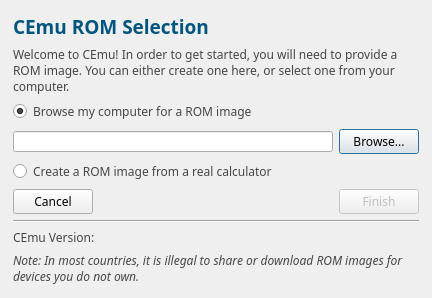
CE-Programming/CEmu, file gui/qt/romselection.ui: the form before one commit.
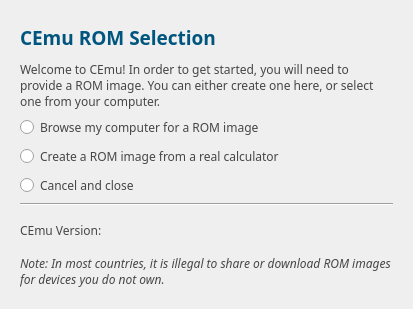
The form after the commit. The open tabs and pages were chosen to show the change. Icons and pictures are not drawn. Custom widgets are drawn as their Qt base class.

Commit message: Change ROM wizard interface (Also fix #105) This also allows for support of ROMs that may not be configured exactly to what they need to be. See Issue #68

What changed in the file:
```diff
--- a/gui/qt/romselection.ui
+++ b/gui/qt/romselection.ui
@@ -9,12 +9,12 @@
    <rect>
     <x>0</x>
     <y>0</y>
-    <width>432</width>
-    <height>298</height>
+    <width>413</width>
+    <height>309</height>
    </rect>
   </property>
   <property name="sizePolicy">
-   <sizepolicy hsizetype="Preferred" vsizetype="Preferred">
+   <sizepolicy hsizetype="MinimumExpanding" vsizetype="MinimumExpanding">
     <horstretch>0</horstretch>
     <verstretch>0</verstretch>
    </sizepolicy>
@@ -31,6 +31,12 @@
     <height>16777215</height>
    </size>
   </property>
+  <property name="sizeIncrement">
+   <size>
+    <width>0</width>
+    <height>0</height>
+   </size>
+  </property>
   <property name="windowTitle">
    <string>CEmu Setup</string>
   </property>
@@ -44,19 +50,7 @@
   <property name="modal">
    <bool>true</bool>
   </property>
-  <layout class="QVBoxLayout" name="verticalLayout_5">
-   <property name="leftMargin">
-    <number>4</number>
-   </property>
-   <property name="topMargin">
-    <number>4</number>
-   </property>
-   <property name="rightMargin">
-    <number>4</number>
-   </property>
-   <property name="bottomMargin">
-    <number>4</number>
-   </property>
+  <layout class="QVBoxLayout" name="verticalLayout_4">
    <item>
     <widget class="QStackedWidget" name="stackedWidget">
      <property name="sizePolicy">
@@ -111,23 +105,110 @@
       <enum>QFrame::Plain</enum>
      </property>
      <property name="currentIndex">
-      <number>0</number>
+      <number>2</number>
      </property>
      <widget class="QWidget" name="page0">
       <property name="minimumSize">
        <size>
         <width>0</width>
-        <height>290</height>
+        <height>0</height>
        </size>
       </property>
       <property name="maximumSize">
        <size>
         <width>16777215</width>
-        <height>290</height>
+        <height>16777215</height>
        </size>
       </property>
-      <layout class="QVBoxLayout" name="verticalLayout_2">
-       <item>
+      <layout class="QGridLayout" name="gridLayout">
+       <item row="5" column="0">
+        <widget class="QLabel" name="label_2">
+         <property name="font">
+          <font>
+           <weight>50</weight>
+           <italic>true</italic>
+           <bold>false</bold>
+          </font>
+         </property>
+         <property name="text">
+          <string>Note: In most countries, it is illegal to share or download ROM images for devices you do not own. </string>
+         </property>
+         <property name="wordWrap">
+          <bool>true</bool>
+         </property>
+        </widget>
+       </item>
+       <item row="3" column="0">
+        <widget class="Line" name="line">
+         <property name="orientation">
+          <enum>Qt::Horizontal</enum>
+         </property>
+        </widget>
+       </item>
+       <item row="2" column="0">
+        <layout class="QHBoxLayout" name="horizontalLayout">
+         <item>
+          <layout class="QVBoxLayout" name="verticalLayout_5">
+           <item>
+            <widget class="QRadioButton" name="radioBrowse">
+             <property name="sizePolicy">
+              <sizepolicy hsizetype="Preferred" vsizetype="Preferred">
+               <horstretch>0</horstretch>
+               <verstretch>0</verstretch>
+              </sizepolicy>
+             </property>
+             <property name="text">
+              <string>Browse my computer for a ROM image</string>
+             </property>
+             <property name="checked">
+              <bool>false</bool>
+             </property>
+             <property name="autoExclusive">
+              <bool>false</bool>
+             </property>
+            </widget>
+           </item>
+           <item>
+            <widget class="QRadioButton" name="radioCreate">
+             <property name="sizePolicy">
+              <sizepolicy hsizetype="Preferred" vsizetype="Preferred">
+               <horstretch>0</horstretch>
+               <verstretch>0</verstretch>
+              </sizepolicy>
+             </property>
+             <property name="text">
+              <string>Create a ROM image from a real calculator</string>
+             </property>
+             <property name="autoExclusive">
+              <bool>false</bool>
+             </property>
+            </widget>
+           </item>
+           <item>
+            <widget class="QRadioButton" name="radioButton">
+             <property name="text">
+              <string>Cancel and close</string>
+             </property>
+            </widget>
+           </item>
+          </layout>
+         </item>
+         <item>
+          <spacer name="horizontalSpacer">
+           <property name="orientation">
+            <enum>Qt::Horizontal</enum>
+           </property>
+           <property name="sizeHint" stdset="0">
+            <size>
+             <width>40</width>
+             <height>20</height>
+            </size>
+           </property>
+          </spacer>
+         </item>
+        </layout>
+       </item>
+       <item row="0" column="0">
         <widget class="QLabel" name="line0">
          <property name="palette">
           <palette>
@@ -180,161 +261,29 @@
          </property>
         </widget>
        </item>
-       <item>
-        <widget class="QLabel" name="line1_7">
-         <property name="sizePolicy">
-          <sizepolicy hsizetype="Preferred" vsizetype="Preferred">
-           <horstretch>0</horstretch>
-           <verstretch>0</verstretch>
-          </sizepolicy>
-         </property>
-         <property name="text">
-          <string>Welcome to CEmu! In order to get started, you will need to provide a ROM image. You can either create one here, or select one from your computer.</string>
-         </property>
-         <property name="wordWrap">
-          <bool>true</bool>
-         </property>
-        </widget>
-       </item>
-       <item>
-        <widget class="QRadioButton" name="radioBrowse">
-         <property name="sizePolicy">
-          <sizepolicy hsizetype="Preferred" vsizetype="Preferred">
-           <horstretch>0</horstretch>
-           <verstretch>0</verstretch>
-          </sizepolicy>
-         </property>
-         <property name="text">
-          <string>Browse my computer for a ROM image</string>
-         </property>
-         <property name="checked">
-          <bool>true</bool>
-         </property>
-        </widget>
-       </item>
-       <item>
-        <layout class="QHBoxLayout" name="horizontalLayout">
-         <item>
-          <widget class="QLineEdit" name="rompath">
-           <property name="sizePolicy">
-            <sizepolicy hsizetype="MinimumExpanding" vsizetype="Preferred">
-             <horstretch>0</horstretch>
-             <verstretch>0</verstretch>
-            </sizepolicy>
-           </property>
-           <property name="maximumSize">
-            <size>
-             <width>16777215</width>
-             <height>21</height>
-            </size>
-           </property>
-          </widget>
-         </item>
-         <item>
-          <widget class="QPushButton" name="buttonBrowseROM">
-           <property name="sizePolicy">
-            <sizepolicy hsizetype="Preferred" vsizetype="Maximum">
-             <horstretch>0</horstretch>
-             <verstretch>0</verstretch>
-            </sizepolicy>
-           </property>
-           <property name="text">
-            <string>Browse...</string>
-           </property>
-           <property name="default">
-            <bool>true</bool>
-           </property>
-          </widget>
-         </item>
-        </layout>
-       </item>
-       <item>
-        <widget class="QRadioButton" name="radioCreate">
-         <property name="sizePolicy">
-          <sizepolicy hsizetype="Preferred" vsizetype="Preferred">
-           <horstretch>0</horstretch>
-           <verstretch>0</verstretch>
-          </sizepolicy>
-         </property>
-         <property name="text">
-          <string>Create a ROM image from a real calculator</string>
-         </property>
-        </widget>
-       </item>
-       <item>
-        <layout class="QHBoxLayout" name="horizontalLayout_2">
-         <item>
-          <widget class="QPushButton" name="buttonCancel">
-           <property name="sizePolicy">
-            <sizepolicy hsizetype="Minimum" vsizetype="Maximum">
-             <horstretch>0</horstretch>
-             <verstretch>0</verstretch>
-            </sizepolicy>
-           </property>
-           <property name="text">
-            <string>Cancel</string>
-           </property>
-           <property name="autoDefault">
-            <bool>false</bool>
-           </property>
-          </widget>
-         </item>
-         <item>
-          <spacer name="horizontalSpacer">
-           <property name="orientation">
-            <enum>Qt::Horizontal</enum>
-           </property>
-           <property name="sizeHint" stdset="0">
-            <size>
-             <width>40</width>
-             <height>20</height>
-            </size>
-           </property>
-          </spacer>
-         </item>
-         <item>
-          <widget class="QPushButton" name="buttonNext">
-           <property name="enabled">
-            <bool>false</bool>
-           </property>
-           <property name="sizePolicy">
-            <sizepolicy hsizetype="Minimum" vsizetype="Maximum">
-             <horstretch>0</horstretch>
-             <verstretch>0</verstretch>
-            </sizepolicy>
-           </property>
-           <property name="text">
-            <string>Finish</string>
-           </property>
-          </widget>
-         </item>
-        </layout>
-       </item>
-       <item>
-        <widget class="Line" name="line">
-         <property name="orientation">
-          <enum>Qt::Horizontal</enum>
-         </property>
-        </widget>
-       </item>
-       <item>
+       <item row="4" column="0">
         <widget class="QLabel" name="versionLabel">
+         <property name="sizePolicy">
+          <sizepolicy hsizetype="Preferred" vsizetype="Preferred">
+           <horstretch>0</horstretch>
+           <verstretch>0</verstretch>
+          </sizepolicy>
+         </property>
          <property name="text">
           <string>CEmu Version: </string>
          </property>
         </widget>
        </item>
-       <item>
-        <widget class="QLabel" name="label_2">
-         <property name="font">
-          <font>
-           <weight>50</weight>
-           <italic>true</italic>
-           <bold>false</bold>
-          </font>
+       <item row="1" column="0">
+        <widget class="QLabel" name="line1_7">
+         <property name="sizePolicy">
+          <sizepolicy hsizetype="Preferred" vsizetype="Preferred">
+           <horstretch>0</horstretch>
+           <verstretch>0</verstretch>
+          </sizepolicy>
          </property>
          <property name="text">
-          <string>Note: In most countries, it is illegal to share or download ROM images for devices you do not own. </string>
+          <string>Welcome to CEmu! In order to get started, you will need to provide a ROM image. You can either create one here, or select one from your computer.</string>
          </property>
          <property name="wordWrap">
           <bool>true</bool>
@@ -369,7 +318,7 @@
         </widget>
        </item>
        <item>
-        <widget class="Line" name="line_2">
+        <widget class="Line" name="line_3">
          <property name="orientation">
           <enum>Qt::Horizontal</enum>
          </property>
@@ -385,13 +334,20 @@
          </property>
         </widget>
        </item>
+       <item>
+        <widget class="Line" name="line_2">
+         <property name="orientation">
+          <enum>Qt::Horizontal</enum>
+         </property>
+        </widget>
+       </item>
        <item>
         <widget class="QLabel" name="label">
-         <property name="sizePolicy">
-          <sizepolicy hsizetype="Minimum" vsizetype="Minimum">
-           <horstretch>0</horstretch>
-           <verstretch>0</verstretch>
-          </sizepolicy>
+         <property name="minimumSize">
+          <size>
+           <width>332</width>
+           <height>95</height>
+          </size>
          </property>
          <property name="text">
           <string/>
@@ -405,21 +361,14 @@
         </widget>
        </item>
        <item>
-        <widget class="Line" name="line_3">
-         <property name="orientation">
-          <enum>Qt::Horizontal</enum>
-         </property>
-        </widget>
-       </item>
-       <item>
-        <spacer name="verticalSpacer_2">
+        <spacer name="verticalSpacer">
          <property name="orientation">
           <enum>Qt::Vertical</enum>
          </property>
          <property name="sizeHint" stdset="0">
           <size>
            <width>20</width>
-           <height>40</height>
+           <height>0</height>
           </size>
          </property>
         </spacer>
@@ -480,7 +429,7 @@
           </size>
          </property>
          <property name="text">
-          <string>Using your computer's calculator connectivity software, copy all the variables prefixed with &quot;ROMData&quot; to your computer, and select them all at once with the button below.</string>
+          <string>Using your computer's calculator connectivity software, copy all the variables prefixed with &quot;ROMData&quot; to your computer. Drag and drop all of them into the box below.</string>
          </property>
          <property name="textFormat">
           <enum>Qt::AutoText</enum>
@@ -491,18 +440,24 @@
         </widget>
        </item>
        <item>
-        <widget class="QPushButton" name="buttonOpenSegments">
-         <property name="enabled">
-          <bool>true</bool>
+        <widget class="DropArea" name="dropArea">
+         <property name="minimumSize">
+          <size>
+           <width>0</width>
+           <height>50</height>
+          </size>
          </property>
-         <property name="sizePolicy">
-          <sizepolicy hsizetype="Maximum" vsizetype="Maximum">
-           <horstretch>0</horstretch>
-           <verstretch>0</verstretch>
-          </sizepolicy>
+         <property name="maximumSize">
+          <size>
+           <width>16777215</width>
+           <height>16777215</height>
+          </size>
          </property>
          <property name="text">
-          <string>Select Segments...</string>
+          <string>Drop ROM segments here</string>
+         </property>
+         <property name="alignment">
+          <set>Qt::AlignCenter</set>
          </property>
         </widget>
        </item>
@@ -531,10 +486,10 @@
           <number>0</number>
          </property>
          <property name="textVisible">
-          <bool>false</bool>
+          <bool>true</bool>
          </property>
          <property name="format">
-          <string notr="true">%p%</string>
+          <string notr="true">Loaded %p segments</string>
          </property>
         </widget>
        </item>
@@ -578,74 +533,30 @@
         </widget>
        </item>
        <item>
-        <spacer name="verticalSpacer_3">
+        <spacer name="verticalSpacer_2">
          <property name="orientation">
           <enum>Qt::Vertical</enum>
          </property>
          <property name="sizeHint" stdset="0">
           <size>
            <width>20</width>
-           <height>40</height>
+           <height>0</height>
           </size>
          </property>
         </spacer>
        </item>
        <item>
-        <layout class="QHBoxLayout" name="horizontalLayout_4">
-         <property name="bottomMargin">
-          <number>0</number>
+        <widget class="QPushButton" name="buttonBack2">
+         <property name="sizePolicy">
+          <sizepolicy hsizetype="Maximum" vsizetype="Fixed">
+           <horstretch>0</horstretch>
+           <verstretch>0</verstretch>
+          </sizepolicy>
          </property>
-         <item>
-          <layout class="QVBoxLayout" name="verticalLayout_4">
-           <item>
-            <spacer name="verticalSpacer">
-             <property name="orientation">
-              <enum>Qt::Vertical</enum>
-             </property>
-             <property name="sizeHint" stdset="0">
-              <size>
-               <width>20</width>
-               <height>40</height>
-              </size>
-             </property>
-            </spacer>
-           </item>
-           <item>
-            <widget class="QPushButton" name="buttonBack2">
-             <property name="text">
-              <string>Back</string>
-             </property>
-            </widget>
-           </item>
-          </layout>
-         </item>
-         <item>
-          <spacer name="horizontalSpacer_3">
-           <property name="orientation">
-            <enum>Qt::Horizontal</enum>
-           </property>
-           <property name="sizeHint" stdset="0">
-            <size>
-             <width>40</width>
-             <height>20</height>
-            </size>
-           </property>
-          </spacer>
-         </item>
-         <item>
-          <widget class="QLabel" name="label_3">
-           <property name="text">
-            <string/>
-           </property>
-           <property name="pixmap">
-            <pixmap resource="resources.qrc">:/icons/resources/icons/icon.png</pixmap>
-           </property>
-           <property name="alignment">
-            <set>Qt::AlignRight|Qt::AlignTrailing|Qt::AlignVCenter</set>
-           </property>
-          </widget>
-         </item>
-        </layout>
+         <property name="text">
+          <string>Back</string>
+         </property>
+        </widget>
        </item>
       </layout>
      </widget>
@@ -653,6 +564,13 @@
    </item>
   </layout>
  </widget>
+ <customwidgets>
+  <customwidget>
+   <class>DropArea</class>
+   <extends>QLabel</extends>
+   <header>romselection.h</header>
+  </customwidget>
+ </customwidgets>
  <resources>
   <include location="resources.qrc"/>
  </resources>
```
The commit also changes 4 other files.
